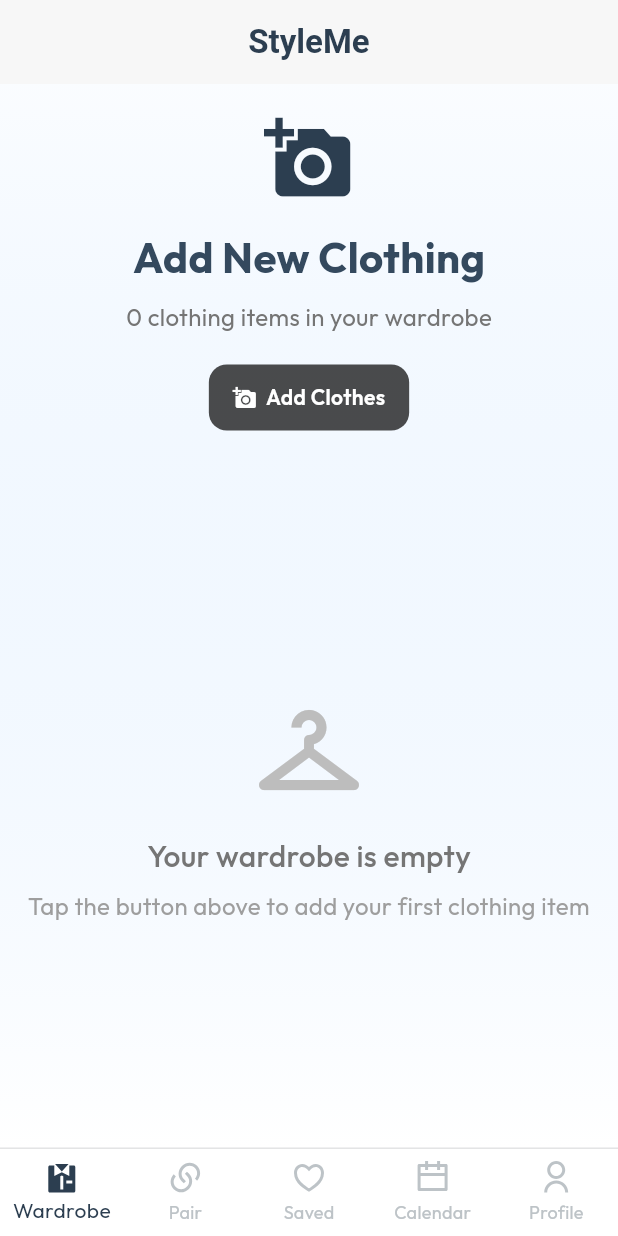
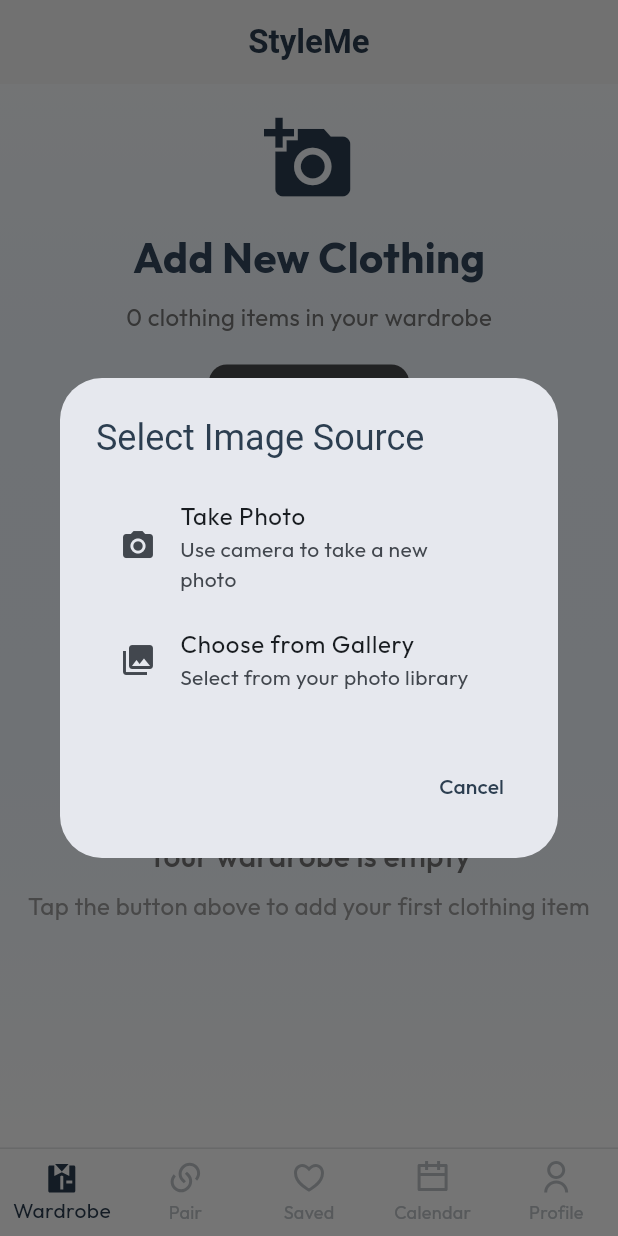
Before and after one commit to harsh-kakadiya1/StyleMe--Your-Personal-AI-Fashion-Stylist, a Flutter app: the screen it shows after launch, after a tap on "Add Clothes", on a phone screen of 412 x 824 dp. Run offline on Flutter 3.47's test engine with Material 3 defaults, Android fonts, the phone set to English and light mode, and no system bars; our stand-ins replace flutter_remix, google_fonts, image_picker, shared_preferences, table_calendar; accounts and stored records are empty; Roboto replaces fonts that are missing (Prata).

Commit message:
Add image source selection for clothing uploads
- Implemented a dialog to allow users to choose between taking a photo or selecting from the gallery when adding clothes.
- Updated image picking logic to utilize the selected source from the dialog, enhancing user experience.

```diff
--- a/lib/screens/add_clothes_screen.dart
+++ b/lib/screens/add_clothes_screen.dart
@@ -31,8 +31,12 @@ class _AddClothesScreenState extends State<AddClothesScreen> {
     final provider = context.read<WardrobeProvider>();
 
     try {
+      // Show source selection dialog first
+      final ImageSource? source = await _showImageSourceDialog();
+      if (source == null) return;
+
       final XFile? pickedFile = await _picker.pickImage(
-        source: ImageSource.gallery,
+        source: source,
         imageQuality: 80,
       );
 
@@ -61,6 +65,40 @@ class _AddClothesScreenState extends State<AddClothesScreen> {
     } catch (e) {
       scaffoldMessenger.showSnackBar(SnackBar(content: Text('Error: $e')));
     }
+  }
+
+  Future<ImageSource?> _showImageSourceDialog() async {
+    return showDialog<ImageSource>(
+      context: context,
+      builder: (BuildContext context) {
+        return AlertDialog(
+          title: const Text('Select Image Source'),
+          content: Column(
+            mainAxisSize: MainAxisSize.min,
+            children: [
+              ListTile(
+                leading: const Icon(Icons.camera_alt),
+                title: const Text('Take Photo'),
+                subtitle: const Text('Use camera to take a new photo'),
+                onTap: () => Navigator.pop(context, ImageSource.camera),
+              ),
+              ListTile(
+                leading: const Icon(Icons.photo_library),
+                title: const Text('Choose from Gallery'),
+                subtitle: const Text('Select from your photo library'),
+                onTap: () => Navigator.pop(context, ImageSource.gallery),
+              ),
+            ],
+          ),
+          actions: [
+            TextButton(
+              onPressed: () => Navigator.pop(context),
+              child: const Text('Cancel'),
+            ),
+          ],
+        );
+      },
+    );
   }
 
   Future<String?> _showCategorySelectionDialog() async {
```
